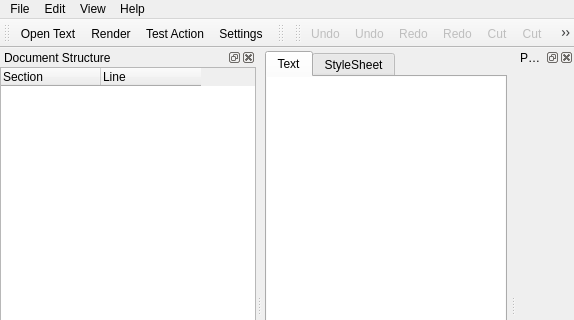
First picture: the form in gui/main.ui, repository rafaelmartins/rst2pdf, before the edit; both pictures show x 0 to 574 and y 0 to 320 of the 574 by 601 pixel window.
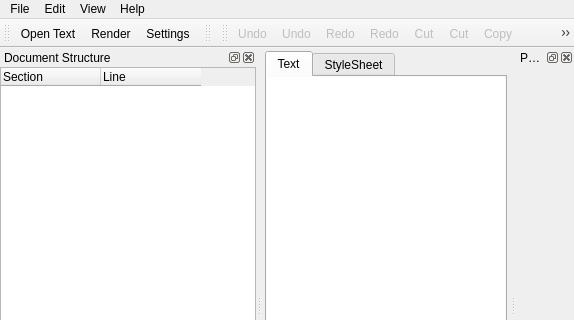
Second picture: the form after the edit. Icons and pictures are not drawn. Custom widgets are drawn as their Qt base class.

What changed in the file:
```diff
--- a/gui/main.ui
+++ b/gui/main.ui
@@ -159,7 +159,6 @@
    </attribute>
    <addaction name="actionLoad_Text"/>
    <addaction name="actionRender"/>
-   <addaction name="actionTest_Action"/>
    <addaction name="actionSettings"/>
   </widget>
   <widget class="QToolBar" name="pdfbar">
```
